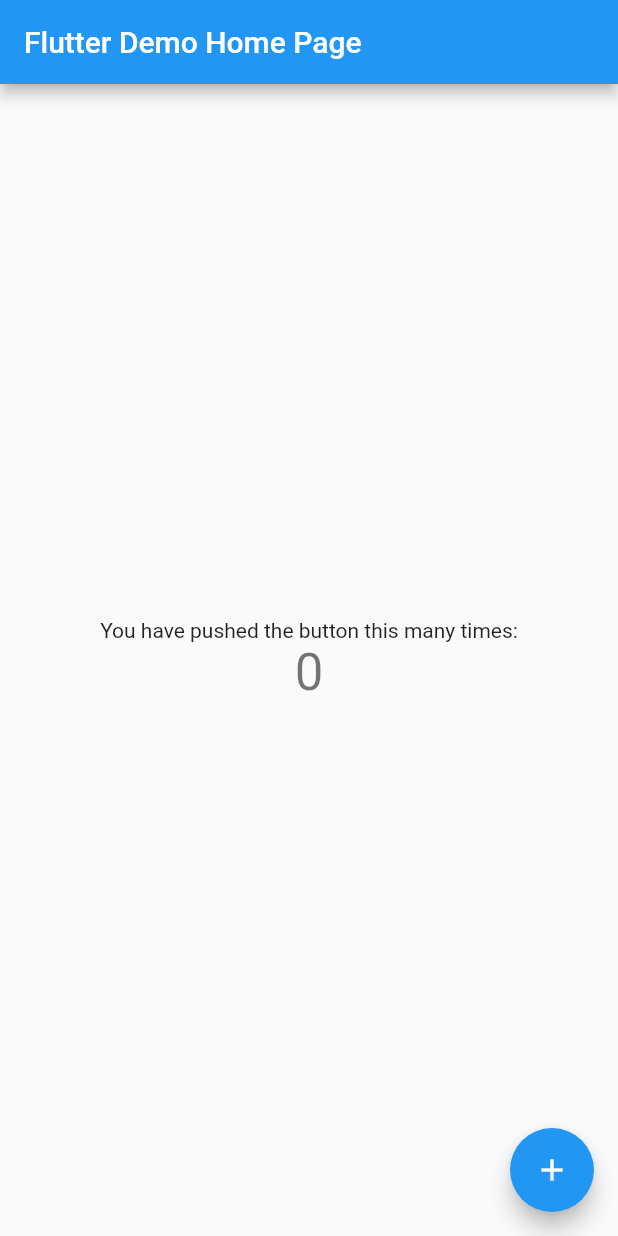
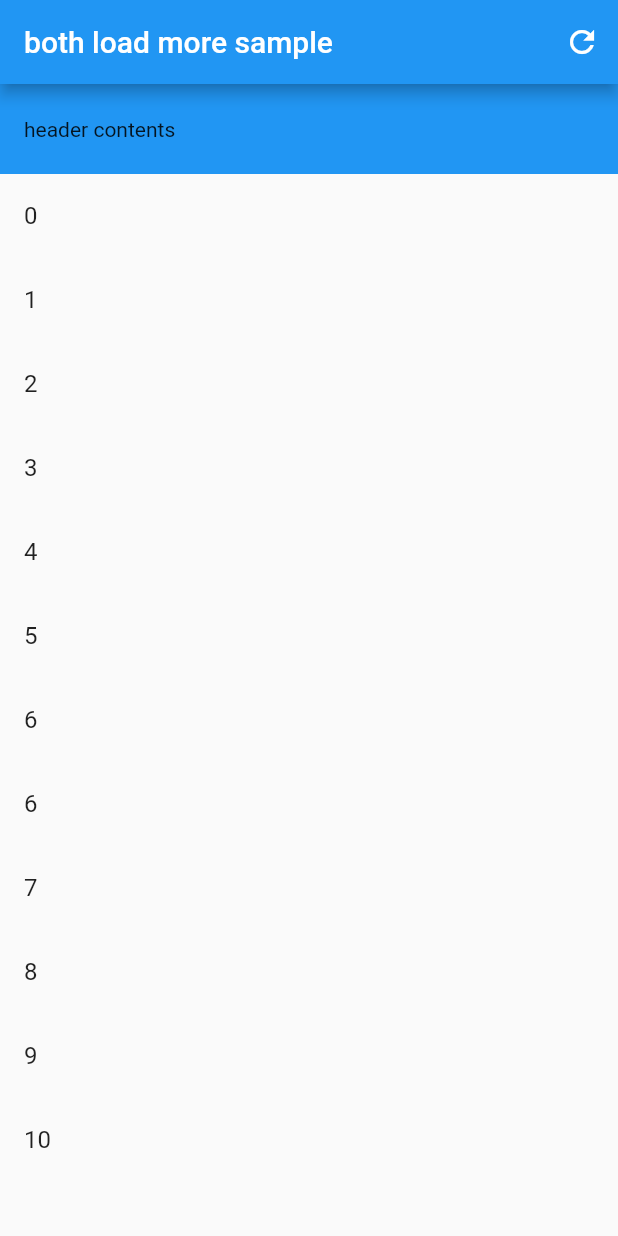
Before and after one commit to kanari3/both_loadmore_listview, a Flutter app: the screen it shows after launch, on a phone screen of 412 x 824 dp. Run offline on Flutter 3.47's test engine with Material 2 defaults, Android fonts, the phone set to English and light mode, and no system bars.

Commit message:
create basic loadmore listview

```diff
--- a/lib/main.dart
+++ b/lib/main.dart
@@ -1,117 +1,213 @@
 import 'package:flutter/material.dart';
+import 'package:provider/provider.dart';
 
 void main() {
   runApp(MyApp());
 }
 
 class MyApp extends StatelessWidget {
-  // This widget is the root of your application.
   @override
   Widget build(BuildContext context) {
     return MaterialApp(
       title: 'Flutter Demo',
       theme: ThemeData(
-        // This is the theme of your application.
-        //
-        // Try running your application with "flutter run". You'll see the
-        // application has a blue toolbar. Then, without quitting the app, try
-        // changing the primarySwatch below to Colors.green and then invoke
-        // "hot reload" (press "r" in the console where you ran "flutter run",
-        // or simply save your changes to "hot reload" in a Flutter IDE).
-        // Notice that the counter didn't reset back to zero; the application
-        // is not restarted.
-        primarySwatch: Colors.blue,
-        // This makes the visual density adapt to the platform that you run
-        // the app on. For desktop platforms, the controls will be smaller and
-        // closer together (more dense) than on mobile platforms.
         visualDensity: VisualDensity.adaptivePlatformDensity,
       ),
-      home: MyHomePage(title: 'Flutter Demo Home Page'),
+      home: ChangeNotifierProvider(
+        create: (context) => LoadMoreModel(),
+        child: LoadMoreScreen(),
+      ),
     );
   }
 }
 
-class MyHomePage extends StatefulWidget {
-  MyHomePage({Key key, this.title}) : super(key: key);
+class LoadMoreModel extends ChangeNotifier {
 
-  // This widget is the home page of your application. It is stateful, meaning
-  // that it has a State object (defined below) that contains fields that affect
-  // how it looks.
+  var _repository = NotificationsRepository();
 
-  // This class is the configuration for the state. It holds the values (in this
-  // case the title) provided by the parent (in this case the App widget) and
-  // used by the build method of the State. Fields in a Widget subclass are
-  // always marked "final".
+  List<String> data = [];
 
-  final String title;
+  final int pagination = 20;
+  int limit;
+  int offset;
+  final scrollController = ScrollController();
+  bool loading = false;
 
-  @override
-  _MyHomePageState createState() => _MyHomePageState();
+  LoadMoreModel() {
+    setListener();
+    refresh();
   }
 
-class _MyHomePageState extends State<MyHomePage> {
-  int _counter = 0;
-
-  void _incrementCounter() {
-    setState(() {
-      // This call to setState tells the Flutter framework that something has
-      // changed in this State, which causes it to rerun the build method below
-      // so that the display can reflect the updated values. If we changed
-      // _counter without calling setState(), then the build method would not be
-      // called again, and so nothing would appear to happen.
-      _counter++;
+  setListener() {
+    scrollController.addListener(() {
+      final max = scrollController.position.maxScrollExtent;
+      final offset = scrollController.offset;
+      if (max == offset) {
+        loadMore();
+      }
     });
   }
 
+  loadMore() async {
+    if (!loading) {
+      loading = true;
+      notifyListeners();
+
+      await getNotifications();
+      loading = false;
+      notifyListeners();
+    }
+  }
+
+  Future<List<String>> refresh() async {
+    data.clear();
+    limit = pagination;
+    offset = 0;
+    await getNotifications();
+    return data;
+  }
+
+  Future<void> getNotifications() async {
+    try {
+      final notify = await _repository.fetchNotifications(limit: limit, offset: offset);
+      data += notify;
+      limit += pagination;
+      offset += pagination;
+    } catch (err) {
+    } finally {
+      notifyListeners();
+    }
+  }
+
+}
+
+class NotificationsRepository {
+
+  Future<List<String>> fetchNotifications({int limit, int offset}) async {
+
+    List<String> data = [
+      "0",
+      "1",
+      "2",
+      "3",
+      "4",
+      "5",
+      "6",
+      "6",
+      "7",
+      "8",
+      "9",
+      "10",
+      "11",
+      "12",
+      "13",
+      "14",
+      "15",
+      "16",
+      "17",
+      "18",
+      "19",
+      "20",
+      "21",
+      "22",
+      "23",
+      "24",
+      "25",
+
+    ];
+
+    return Future.delayed(Duration(seconds: 1), () {
+      return Future.value(data);
+    });
+  }
+
+}
+
+class LoadMoreScreen extends StatelessWidget {
   @override
   Widget build(BuildContext context) {
-    // This method is rerun every time setState is called, for instance as done
-    // by the _incrementCounter method above.
-    //
-    // The Flutter framework has been optimized to make rerunning build methods
-    // fast, so that you can just rebuild anything that needs updating rather
-    // than having to individually change instances of widgets.
+    Size screenSize = MediaQuery.of(context).size;
+    double headerHeight = 60;
+
+
+    return Consumer<LoadMoreModel>(
+        builder: (context, model, _) {
+
           return Scaffold(
             appBar: AppBar(
-        // Here we take the value from the MyHomePage object that was created by
-        // the App.build method, and use it to set our appbar title.
-        title: Text(widget.title),
+                title: Text('both load more sample'),
+              actions: <Widget>[
+                IconButton(
+                  icon: Icon(Icons.refresh),
+                  onPressed: () {
+                    model.refresh();
+                  },
+                ),
+              ],
+
             ),
             body: Center(
-        // Center is a layout widget. It takes a single child and positions it
-        // in the middle of the parent.
               child: Column(
-          // Column is also a layout widget. It takes a list of children and
-          // arranges them vertically. By default, it sizes itself to fit its
-          // children horizontally, and tries to be as tall as its parent.
-          //
-          // Invoke "debug painting" (press "p" in the console, choose the
-          // "Toggle Debug Paint" action from the Flutter Inspector in Android
-          // Studio, or the "Toggle Debug Paint" command in Visual Studio Code)
-          // to see the wireframe for each widget.
-          //
-          // Column has various properties to control how it sizes itself and
-          // how it positions its children. Here we use mainAxisAlignment to
-          // center the children vertically; the main axis here is the vertical
-          // axis because Columns are vertical (the cross axis would be
-          // horizontal).
-          mainAxisAlignment: MainAxisAlignment.center,
                 children: <Widget>[
-            Text(
-              'You have pushed the button this many times:',
-            ),
-            Text(
-              '$_counter',
-              style: Theme.of(context).textTheme.headline4,
+
+                  // header
+                  Container(
+                    width: screenSize.width,
+                    height: headerHeight,
+                    color: Colors.blue,
+                    child: Row(
+                      mainAxisAlignment: MainAxisAlignment.spaceBetween,
+                      children: <Widget>[
+                        Container(
+                            child: Text("header contents"),
+                            margin: EdgeInsets.only(left: 16)
                         ),
                       ],
                     ),
                   ),
-      floatingActionButton: FloatingActionButton(
-        onPressed: _incrementCounter,
-        tooltip: 'Increment',
-        child: Icon(Icons.add),
-      ), // This trailing comma makes auto-formatting nicer for build methods.
+                  // header end
+
+                  Container(
+                    height: screenSize.height - headerHeight - 80 ,
+                    child: RefreshIndicator(
+                      child: ListView.builder(
+                        controller: model.scrollController,
+                        itemCount: model.data.length + 1,
+                        itemBuilder: (context, index) {
+
+                          if (model.data.isEmpty) {
+                            return  Center(child: CircularProgressIndicator());
+                          }
+
+                          // display listview data
+                          if (index < model.data.length) {
+                            final item = model.data[index];
+                            return ListTile(
+                              title: Text(item),
+                            );
+                          }
+
+                          // when data length is exceeded
+                          return Center(
+                            child: Opacity(
+                              opacity: model.loading ? 1.0 : 0.0,
+                              child: CircularProgressIndicator(),
+                            ),
+                          );
+                        },
+
+                      ),
+                      onRefresh: () async {
+                        await model.refresh();
+                      },
+                    ),
+                  ),
+
+                ],
+              ),
+            ),
+          );
+        }
     );
   }
 }
--- a/pubspec.yaml
+++ b/pubspec.yaml
@@ -23,11 +23,8 @@ environment:
 dependencies:
   flutter:
     sdk: flutter
-
-
-  # The following adds the Cupertino Icons font to your application.
-  # Use with the CupertinoIcons class for iOS style icons.
   cupertino_icons: ^0.1.3
+  provider: any
 
 dev_dependencies:
   flutter_test:
```
Also changed, not shown: pubspec.lock (added), 1 other file. Lines whose indentation alone changed are shown as unchanged.
